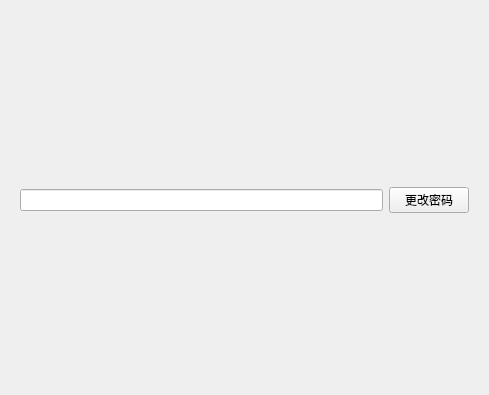
The window that ui/systemmanagementwidget.ui (niuyuxin/touchScreen) describes before a commit, drawn with Qt 5.
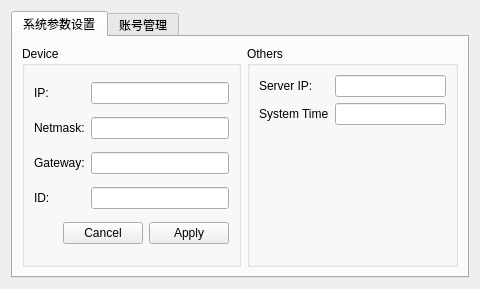
The same window after the commit.

Commit message: through systemmangement to change serverIP

Patch:
```diff
--- a/ui/systemmanagementwidget.ui
+++ b/ui/systemmanagementwidget.ui
@@ -6,8 +6,8 @@
    <rect>
     <x>0</x>
     <y>0</y>
-    <width>489</width>
-    <height>395</height>
+    <width>480</width>
+    <height>249</height>
    </rect>
   </property>
   <property name="windowTitle">
@@ -15,32 +15,186 @@
   </property>
   <layout class="QVBoxLayout" name="verticalLayout">
    <item>
-    <widget class="QWidget" name="loginWidget" native="true"/>
-   </item>
-   <item>
-    <widget class="QWidget" name="informationWidget" native="true">
-     <property name="sizePolicy">
-      <sizepolicy hsizetype="Expanding" vsizetype="Expanding">
-       <horstretch>0</horstretch>
-       <verstretch>0</verstretch>
-      </sizepolicy>
+    <widget class="QTabWidget" name="tabWidget">
+     <property name="currentIndex">
+      <number>0</number>
      </property>
-     <layout class="QVBoxLayout" name="verticalLayout_2">
-      <item>
-       <layout class="QHBoxLayout" name="horizontalLayout">
-        <item>
-         <widget class="QLineEdit" name="lineEdit"/>
-        </item>
-        <item>
-         <widget class="QPushButton" name="pushButton">
-          <property name="text">
-           <string>更改密码</string>
-          </property>
-         </widget>
-        </item>
-       </layout>
-      </item>
-     </layout>
+     <widget class="QWidget" name="tab">
+      <attribute name="title">
+       <string>系统参数设置</string>
+      </attribute>
+      <layout class="QHBoxLayout" name="horizontalLayout_2">
+       <item>
+        <widget class="QGroupBox" name="groupBox">
+         <property name="title">
+          <string>Device</string>
+         </property>
+         <layout class="QGridLayout" name="gridLayout">
+          <item row="0" column="0" colspan="2">
+           <widget class="QLabel" name="label_5">
+            <property name="text">
+             <string>IP:</string>
+            </property>
+           </widget>
+          </item>
+          <item row="0" column="2">
+           <widget class="QLineEdit" name="lineEdit_5"/>
+          </item>
+          <item row="1" column="0" colspan="2">
+           <widget class="QLabel" name="label_6">
+            <property name="text">
+             <string>Netmask:</string>
+            </property>
+           </widget>
+          </item>
+          <item row="1" column="2">
+           <widget class="QLineEdit" name="lineEdit_6"/>
+          </item>
+          <item row="2" column="0" colspan="2">
+           <widget class="QLabel" name="label_7">
+            <property name="text">
+             <string>Gateway:</string>
+            </property>
+           </widget>
+          </item>
+          <item row="2" column="2">
+           <widget class="QLineEdit" name="lineEdit_7"/>
+          </item>
+          <item row="3" column="0">
+           <widget class="QLabel" name="label_11">
+            <property name="text">
+             <string>ID:</string>
+            </property>
+           </widget>
+          </item>
+          <item row="3" column="2">
+           <widget class="QLineEdit" name="lineEdit_8"/>
+          </item>
+          <item row="4" column="1" colspan="2">
+           <widget class="QDialogButtonBox" name="buttonBox_2">
+            <property name="standardButtons">
+             <set>QDialogButtonBox::Apply|QDialogButtonBox::Cancel</set>
+            </property>
+           </widget>
+          </item>
+         </layout>
+        </widget>
+       </item>
+       <item>
+        <widget class="QGroupBox" name="groupBox_2">
+         <property name="title">
+          <string>Others</string>
+         </property>
+         <layout class="QFormLayout" name="formLayout">
+          <item row="0" column="0">
+           <widget class="QLabel" name="label_4">
+            <property name="text">
+             <string>Server IP:</string>
+            </property>
+           </widget>
+          </item>
+          <item row="0" column="1">
+           <widget class="QLineEdit" name="serverIpLineEdit"/>
+          </item>
+          <item row="1" column="0">
+           <widget class="QLabel" name="label_12">
+            <property name="text">
+             <string>System Time</string>
+            </property>
+           </widget>
+          </item>
+          <item row="1" column="1">
+           <widget class="QLineEdit" name="lineEdit_9"/>
+          </item>
+         </layout>
+        </widget>
+       </item>
+      </layout>
+     </widget>
+     <widget class="QWidget" name="tab_2">
+      <attribute name="title">
+       <string>账号管理</string>
+      </attribute>
+      <layout class="QHBoxLayout" name="horizontalLayout">
+       <item>
+        <widget class="QGroupBox" name="groupBox_3">
+         <property name="title">
+          <string>密码更改</string>
+         </property>
+         <layout class="QVBoxLayout" name="verticalLayout_2">
+          <item>
+           <widget class="QLabel" name="label_3">
+            <property name="sizePolicy">
+             <sizepolicy hsizetype="Preferred" vsizetype="Fixed">
+              <horstretch>0</horstretch>
+              <verstretch>0</verstretch>
+             </sizepolicy>
+            </property>
+            <property name="text">
+             <string>确认密码：</string>
+            </property>
+            <property name="buddy">
+             <cstring>lineEdit_3</cstring>
+            </property>
+           </widget>
+          </item>
+          <item>
+           <widget class="QLineEdit" name="lineEdit"/>
+          </item>
+          <item>
+           <widget class="QLabel" name="label_2">
+            <property name="sizePolicy">
+             <sizepolicy hsizetype="Preferred" vsizetype="Fixed">
+              <horstretch>0</horstretch>
+              <verstretch>0</verstretch>
+             </sizepolicy>
+            </property>
+            <property name="text">
+             <string>新密码：</string>
+            </property>
+            <property name="buddy">
+             <cstring>lineEdit_2</cstring>
+            </property>
+           </widget>
+          </item>
+          <item>
+           <widget class="QLineEdit" name="lineEdit_2">
+            <property name="frame">
+             <bool>true</bool>
+            </property>
+           </widget>
+          </item>
+          <item>
+           <widget class="QLabel" name="label">
+            <property name="sizePolicy">
+             <sizepolicy hsizetype="Preferred" vsizetype="Fixed">
+              <horstretch>0</horstretch>
+              <verstretch>0</verstretch>
+             </sizepolicy>
+            </property>
+            <property name="text">
+             <string>旧密码：</string>
+            </property>
+            <property name="buddy">
+             <cstring>lineEdit</cstring>
+            </property>
+           </widget>
+          </item>
+          <item>
+           <widget class="QLineEdit" name="lineEdit_3"/>
+          </item>
+          <item>
+           <widget class="QDialogButtonBox" name="buttonBox">
+            <property name="standardButtons">
+             <set>QDialogButtonBox::Cancel|QDialogButtonBox::Ok</set>
+            </property>
+           </widget>
+          </item>
+         </layout>
+        </widget>
+       </item>
+      </layout>
+     </widget>
     </widget>
    </item>
   </layout>
```
The commit also changes 11 other files.
